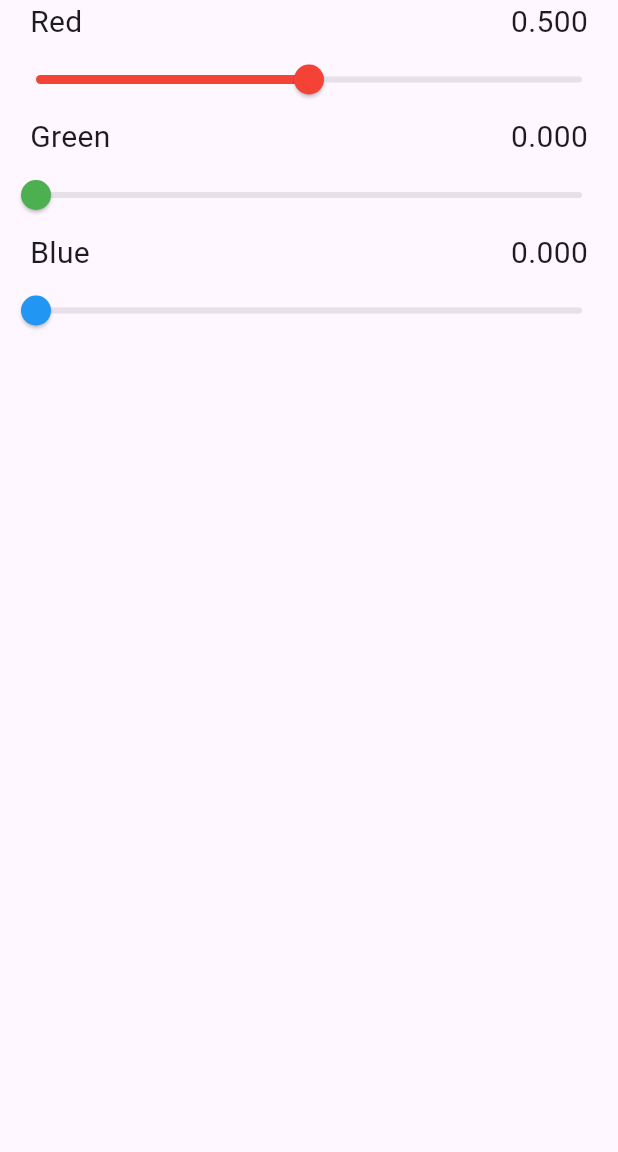
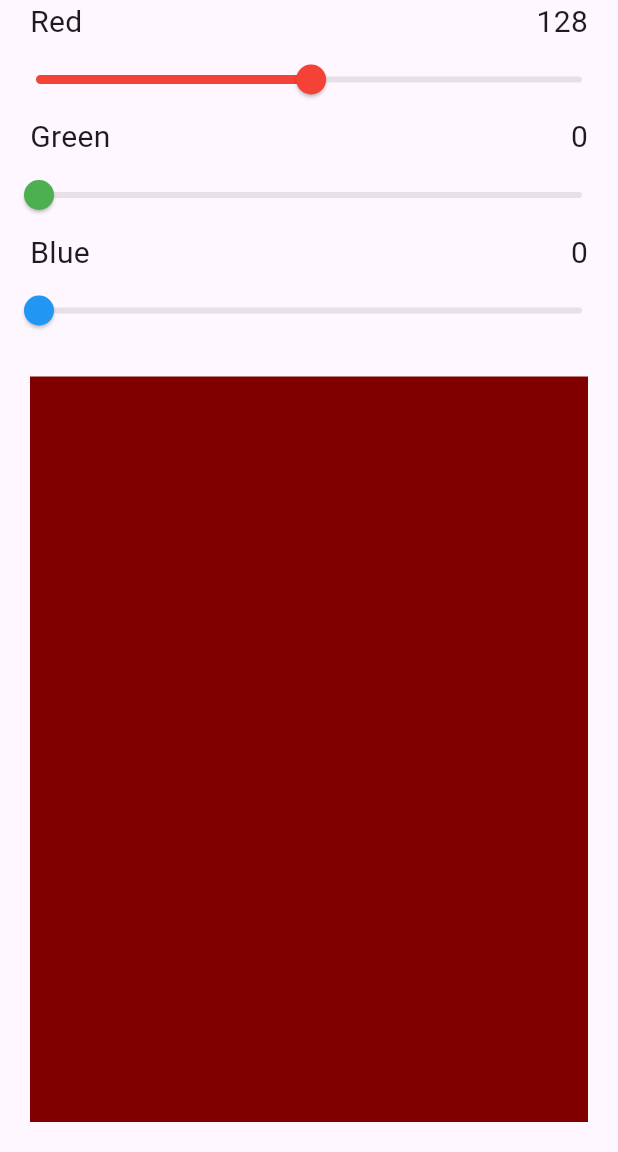
Before and after one commit to CSSE480-Fisher-Fall-2024-2025/ColorSliders, a Flutter app: the screen it shows after launch, on a phone screen of 412 x 824 dp, the part 84-1236 px from its top. Run offline on Flutter 3.47's test engine with Material 3 defaults, Android fonts, the phone set to English and light mode, and no system bars.

Commit message:
finished Color Sliders

```diff
--- a/colorsliders/lib/color_slider.dart
+++ b/colorsliders/lib/color_slider.dart
@@ -2,9 +2,9 @@ import 'package:flutter/material.dart';
 
 class ColorSlider extends StatelessWidget {
   final String label;
-  final double value;
+  final int value;
   final Color color;
-  final Function(double) onChangeCallback;
+  final Function(int) onChangeCallback;
 
   const ColorSlider({
     super.key,
@@ -24,14 +24,20 @@ class ColorSlider extends StatelessWidget {
             mainAxisAlignment: MainAxisAlignment.spaceBetween,
             children: [
               Text(label),
-              Text(value.toStringAsFixed(3)),
+              // Text(value.toStringAsFixed(3)),
+              Text(value.toString()),
             ],
           ),
         ),
         Slider(
           activeColor: color,
-          value: value,
-          onChanged: onChangeCallback,
+          value: value.toDouble(),
+          min: 0,
+          max: 255,
+          divisions: 256,
+          onChanged: (newValueDouble) {
+            onChangeCallback(newValueDouble.toInt());
+          },
         ),
       ],
     );
--- a/colorsliders/lib/color_sliders_page.dart
+++ b/colorsliders/lib/color_sliders_page.dart
@@ -9,7 +9,7 @@ class ColorSlidersPage extends StatefulWidget {
 }
 
 class _ColorSlidersPageState extends State<ColorSlidersPage> {
-  double redValue = 0.5, greenValue = 0.0, blueValue = 0.0;
+  int redValue = 128, greenValue = 0, blueValue = 0;
 
   @override
   Widget build(BuildContext context) {
@@ -50,6 +50,17 @@ class _ColorSlidersPageState extends State<ColorSlidersPage> {
               });
             },
           ),
+          Expanded(
+            child: Container(
+              margin: const EdgeInsets.all(20.0),
+              color: Color.fromRGBO(
+                redValue,
+                greenValue,
+                blueValue,
+                1.0,
+              ),
+            ),
+          )
         ],
       ),
     );
```
